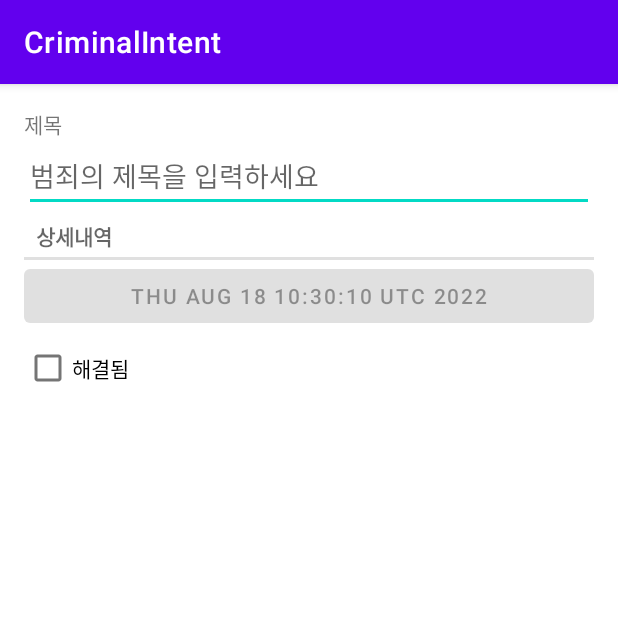
After one commit to ChanwooAn/review_bignerd_android_programming, an Android app: the fragment CrimeFragment shown on its own in the app's theme, on a phone screen of 412 x 824 dp, the top half of it. The commit adds this screen. Run offline under Robolectric (Android 15) with nearby library versions, the phone set to English and light mode, and no system bars.

Commit message:
~chapter8

```diff
--- a/CriminalIntent/app/build.gradle
+++ b/CriminalIntent/app/build.gradle
@@ -37,6 +37,10 @@ dependencies {
     implementation 'androidx.appcompat:appcompat:1.5.0'
     implementation 'com.google.android.material:material:1.6.1'
     implementation 'androidx.constraintlayout:constraintlayout:2.1.4'
+    implementation 'androidx.recyclerview:recyclerview:1.2.1'
+
+
+
     testImplementation 'junit:junit:4.13.2'
     androidTestImplementation 'androidx.test.ext:junit:1.1.3'
     androidTestImplementation 'androidx.test.espresso:espresso-core:3.4.0'
--- a/CriminalIntent/app/src/main/java/com/bed/android/criminalintent/Crime.kt
+++ /dev/null
@@ -1,4 +0,0 @@
-package com.bed.android.criminalintent
-
-class Crime {
-}
--- /dev/null
+++ b/CriminalIntent/app/src/main/java/com/bed/android/criminalintent/CrimeFragment.kt
@@ -0,0 +1,71 @@
+package com.bed.android.criminalintent
+
+import android.os.Bundle
+import android.text.Editable
+import android.text.TextWatcher
+import android.view.LayoutInflater
+import android.view.View
+import android.view.ViewGroup
+import android.widget.Button
+import android.widget.CheckBox
+import android.widget.EditText
+import androidx.fragment.app.Fragment
+import com.bed.android.criminalintent.Model.Crime
+
+class CrimeFragment : Fragment(){
+    private lateinit var crime: Crime
+    private lateinit var titleField:EditText
+    private lateinit var dateButton: Button
+    private lateinit var solvedCheckBox:CheckBox
+
+    override fun onCreate(savedInstanceState: Bundle?){
+        super.onCreate(savedInstanceState)
+        crime= Crime()
+    }
+
+    override fun onCreateView(
+        inflater: LayoutInflater,
+        container: ViewGroup?,
+        savedInstanceState: Bundle?
+    ): View? {
+        val view=inflater.inflate(R.layout.fragment_crime,container,false)
+
+        titleField=view.findViewById(R.id.crime_title) as EditText
+        dateButton=view.findViewById(R.id.crime_date) as Button
+        solvedCheckBox=view.findViewById(R.id.crime_solved) as CheckBox
+
+        dateButton.apply {
+            text=crime.date.toString()
+            isEnabled=false
+
+        }
+        solvedCheckBox.apply {
+            setOnCheckedChangeListener{
+                _,isChecked->
+                crime.isSolved=isChecked
+            }
+        }
+
+        return view
+
+    }
+
+    override fun onStart() {
+        super.onStart()
+
+        val titleWatcher=object :TextWatcher{
+            override fun beforeTextChanged(p0: CharSequence?, p1: Int, p2: Int, p3: Int) {
+            }
+
+            override fun onTextChanged(p0: CharSequence?, p1: Int, p2: Int, p3: Int) {
+                crime.title= p0.toString()
+            }
+
+            override fun afterTextChanged(p0: Editable?) {
+            }
+
+        }
+        titleField.addTextChangedListener(titleWatcher)
+    }
+
+}
--- /dev/null
+++ b/CriminalIntent/app/src/main/java/com/bed/android/criminalintent/Model/Crime.kt
@@ -0,0 +1,10 @@
+package com.bed.android.criminalintent.Model
+
+import java.util.*
+
+data class Crime(
+    val id:UUID=UUID.randomUUID(),
+    var title:String="",
+    var date:Date =Date(),
+    var isSolved:Boolean = false
+)
--- /dev/null
+++ b/CriminalIntent/app/src/main/res/layout/fragment_crime.xml
@@ -0,0 +1,35 @@
+<?xml version="1.0" encoding="utf-8"?>
+<LinearLayout xmlns:android="http://schemas.android.com/apk/res/android"
+    android:layout_width="match_parent"
+    android:layout_height="match_parent"
+    android:layout_margin="16dp"
+    android:orientation="vertical"
+    >
+    <TextView
+        android:layout_width="match_parent"
+        android:layout_height="wrap_content"
+        android:text="@string/crime_title_label"/>
+    <EditText
+        android:id="@+id/crime_title"
+        android:layout_width="match_parent"
+        android:layout_height="wrap_content"
+        android:hint="@string/crime_title_hint"/>
+    <TextView
+        style="?android:listSeparatorTextViewStyle"
+        android:layout_width="match_parent"
+        android:layout_height="wrap_content"
+        android:text="@string/crime_details_label"/>
+
+    <Button
+        android:id="@+id/crime_date"
+        android:layout_width="match_parent"
+        android:layout_height="wrap_content"
+        android:text="Thu Mar 12 11:56 EST 2020"/>
+    <CheckBox
+        android:id="@+id/crime_solved"
+        android:layout_width="match_parent"
+        android:layout_height="wrap_content"
+        android:text="@string/crime_solved_label"/>
+
+
+</LinearLayout>
--- a/CriminalIntent/app/src/main/res/values/strings.xml
+++ b/CriminalIntent/app/src/main/res/values/strings.xml
@@ -1,3 +1,10 @@
 <resources>
     <string name="app_name">CriminalIntent</string>
+
+
+    <string name="crime_title_hint">범죄의 제목을 입력하세요</string>
+    <string name="crime_title_label">제목</string>
+    <string name="crime_details_label">상세내역</string>
+    <string name="crime_solved_label">해결됨</string>
+
 </resources>
```
Also changed, not shown: CriminalIntent/app/src/main/java/com/bed/android/criminalintent/CrimeListFragment.kt (added, +60 -0 lines), CriminalIntent/app/src/main/java/com/bed/android/criminalintent/MainActivity.kt (+17 -0 lines), CriminalIntent/app/src/main/java/com/bed/android/criminalintent/Model/CrimeListViewModel.kt (added, +16 -0 lines), CriminalIntent/app/src/main/java/com/bed/android/criminalintent/adapter/CrimeAdapter.kt (added, +45 -0 lines), CriminalIntent/app/src/main/res/layout/activity_main.xml (+4 -10 lines), CriminalIntent/app/src/main/res/layout/fragment_crime_list.xml (added, +7 -0 lines), CriminalIntent/app/src/main/res/layout/list_item_crime.xml (added, +19 -0 lines).
